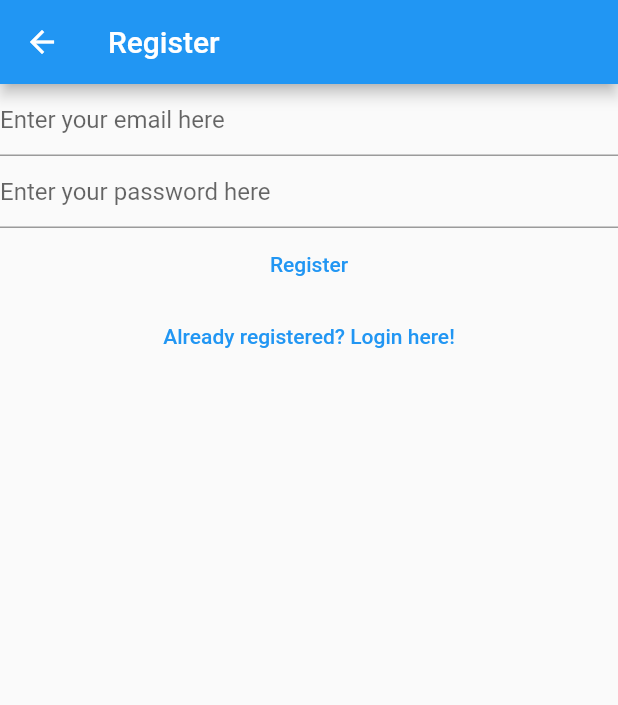
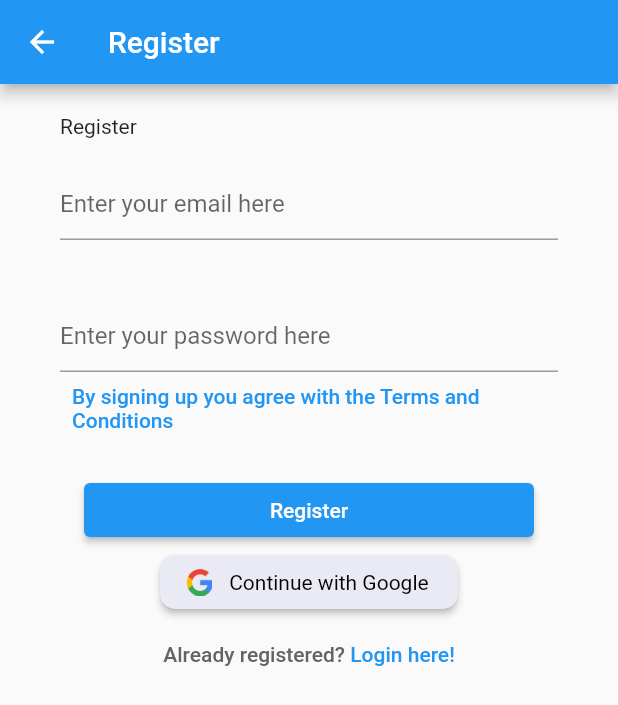
Before and after one commit to lumoswitch/notes-manager, a Flutter app: the RegisterView screen opened by its route, after a tap on "Register", on a phone screen of 412 x 824 dp. Shown: the top 705 px of the screen. Run offline on Flutter 3.47's test engine with Material 2 defaults, Android fonts, the phone set to English and light mode, and no system bars; our stand-ins replace firebase_auth, firebase_core; accounts and stored records are empty.

Commit message:
styling register

```diff
--- a/lib/main.dart
+++ b/lib/main.dart
@@ -14,8 +14,8 @@ void main() {
       ),
       home: const HomePage(),
       routes: {
-        '/login/': (context) => const LoginView(),
-        '/register/': (context) => const RegisterView(),
+        '/login': (context) => const LoginView(),
+        '/register': (context) => const RegisterView(),
       },
     ),
   );
--- a/lib/views/register_view.dart
+++ b/lib/views/register_view.dart
@@ -1,5 +1,6 @@
 import 'package:firebase_auth/firebase_auth.dart';
 import 'package:flutter/material.dart';
+import 'package:notes_manager/constants/routes.dart';
 
 class RegisterView extends StatefulWidget {
   const RegisterView({Key? key}) : super(key: key);
@@ -32,9 +33,19 @@ class _RegisterViewState extends State<RegisterView> {
       appBar: AppBar(
         title: const Text('Register'),
       ),
-      body: Column(
+      body: SingleChildScrollView(
+          child: Column(
+            mainAxisAlignment: MainAxisAlignment.spaceEvenly,
             children: [
-          TextField(
+              Padding(
+                padding: const EdgeInsets.only(
+                    left: 40, top: 20, right: 40, bottom: 20),
+                child: Column(
+                  crossAxisAlignment: CrossAxisAlignment.start,
+                  children: [
+                    const Text('Register'),
+                    const SizedBox(height: 20),
+                    TextFormField(
                         controller: _email,
                         enableSuggestions: false,
                         autocorrect: false,
@@ -42,8 +53,14 @@ class _RegisterViewState extends State<RegisterView> {
                         decoration: const InputDecoration(
                           hintText: 'Enter your email here',
                         ),
-          ),
-          TextField(
+                        validator: (value) {
+                          if (value == null || value.isEmpty) {
+                            return 'Please enter a valid email';
+                          }
+                          return null;
+                        }),
+                    const SizedBox(height: 40),
+                    TextFormField(
                         controller: _password,
                         obscureText: true,
                         enableSuggestions: false,
@@ -51,40 +68,77 @@ class _RegisterViewState extends State<RegisterView> {
                         decoration: const InputDecoration(
                           hintText: 'Enter your password here',
                         ),
+                        validator: (value) {
+                          if (value == null || value.isEmpty) {
+                            return 'Please enter a valid email';
+                          }
+                          return null;
+                        }),
+                    Row(
+                      mainAxisAlignment: MainAxisAlignment.start,
+                      children: [
+                        Flexible(
+                          child: TextButton(
+                              onPressed: () {},
+                              child: const Text(
+                                  'By signing up you agree with the Terms and Conditions',
+                                  maxLines: 2)),
                         ),
-          TextButton(
-            onPressed: () async {
-              final email = _email.text;
-              final password = _password.text;
-              try {
-                final userCredential =
-                    await FirebaseAuth.instance.createUserWithEmailAndPassword(
-                  email: email,
-                  password: password,
-                );
-                print(userCredential);
-              } on FirebaseAuthException catch (e) {
-                if (e.code == 'weak-password') {
-                  print('Weak password');
-                } else if (e.code == 'email-already-in-use') {
-                  print('Email is already in use');
-                } else if (e.code == 'invalid-email') {
-                  print('invalid email entered');
-                }
-              }
-            },
+                      ],
+                    )
+                  ],
+                ),
+              ),
+              SizedBox(
+                width: 300,
+                child: ElevatedButton(
+                  onPressed: () async {},
                   child: const Text('Register'),
+                ),
+              ),
+              SizedBox(
+                child: ElevatedButton(
+                  style: ElevatedButton.styleFrom(
+                    primary: const Color.fromRGBO(233, 234, 243, 1),
+                    shape: RoundedRectangleBorder(
+                      borderRadius: BorderRadius.circular(10), // <-- Radius
+                    ),
+                  ),
+                  onPressed: () async {},
+                  child: Row(mainAxisSize: MainAxisSize.min, children: <Widget>[
+                    Image.asset(
+                      'assets/images/google_icon.png',
+                      height: 18.0,
+                      width: 20.0,
+                    ),
+                    const Padding(
+                        padding: EdgeInsets.only(left: 10.0),
+                        child: Text(
+                          "Continue with Google ",
+                          style: TextStyle(
+                              color: Colors.black,
+                              fontWeight: FontWeight.normal),
+                        ))
+                  ]),
+                ),
               ),
               TextButton(
                 onPressed: () {
-              Navigator.of(context).pushNamedAndRemoveUntil(
-                '/login/',
-                (route) => false,
-              );
+                  Navigator.of(context)
+                      .pushNamedAndRemoveUntil(loginRoute, (route) => false);
                 },
-            child: const Text('Already registered? Login here!'),
+                child: Row(
+                    mainAxisAlignment: MainAxisAlignment.center,
+                    children: const [
+                      Text('Already registered? ',
+                          style: TextStyle(
+                            color: Color.fromRGBO(99, 99, 99, 1),
+                          )),
+                      Text('Login here!')
+                    ]),
               )
             ],
+          ),
         ),
     );
   }
```
Lines whose indentation alone changed are shown as unchanged.
